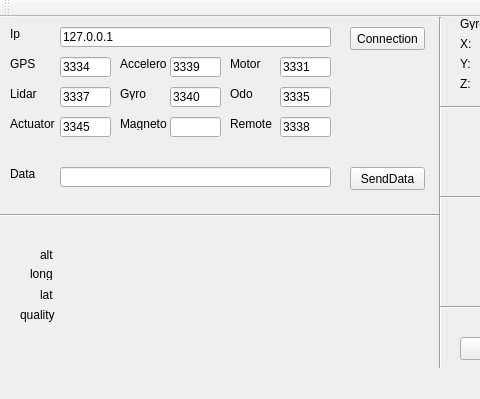
First picture: the form in DataTeamInterface/mainwindow.ui, repository Aranud/Projet_Indu3A, before the edit; both pictures show x 0 to 480 and y 0 to 399 of the 735 by 399 pixel window.
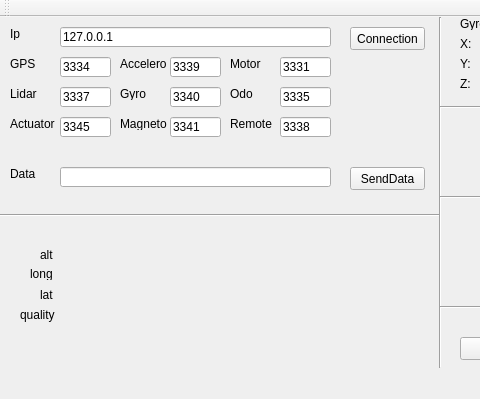
Second picture: the form after the edit.

Patch:
```diff
--- a/DataTeamInterface/mainwindow.ui
+++ b/DataTeamInterface/mainwindow.ui
@@ -294,7 +294,7 @@
      </rect>
     </property>
     <property name="text">
-     <string/>
+     <string>3341</string>
     </property>
    </widget>
    <widget class="QLabel" name="label_2">
```
